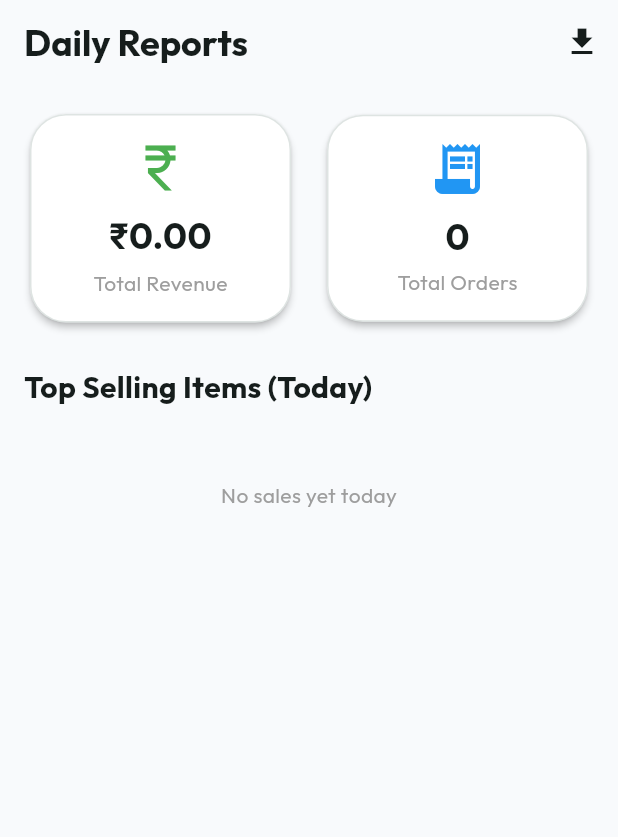
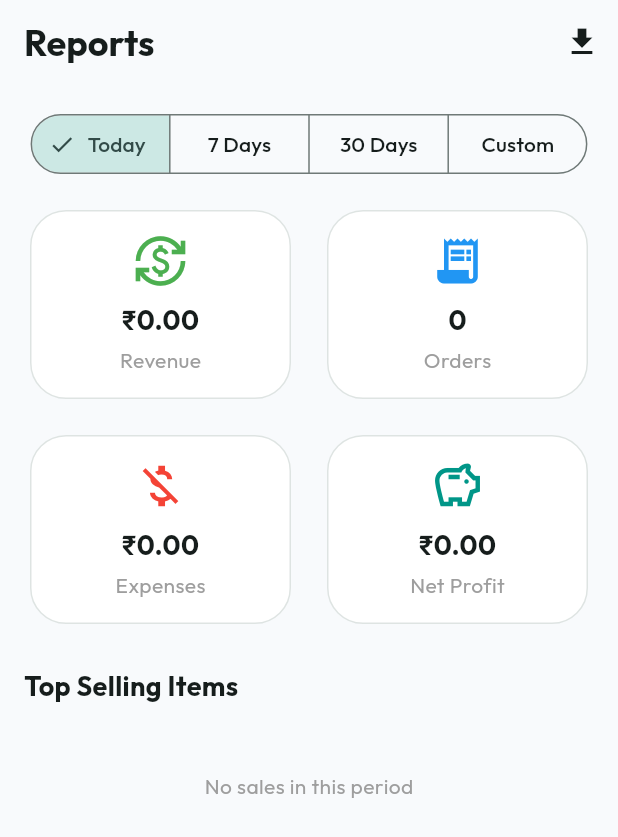
Before and after one commit to Naikhet18/Aven, a Flutter app: the ReportsScreen screen opened by its route, on a phone screen of 412 x 824 dp. Shown: the top 837 px of the screen. Run offline on Flutter 3.47's test engine with Material 3 defaults, Android fonts, the phone set to English and light mode, and no system bars; our stand-ins replace connectivity_plus, csv, drift, drift_sqflite, fl_chart, flutter_riverpod and 6 more; missing offline and left inert: esc_pos_utils_plus, mobile_scanner, print_bluetooth_thermal; accounts and stored records are empty; generated files the repository leaves out were written again; statements that could not run were skipped.

Commit message:
Reports: date ranges, revenue chart, payment-method breakdown, net profit
Previously reports only ever showed "today" with no chart and no way to see
payment-method mix or expenses:
- Add Today/7-day/30-day/custom date range selection.
- Add a revenue-by-day bar chart (fl_chart).
- Add payment-method breakdown and expenses vs. net profit, now that
  Payments and Expenses actually get recorded.
- Fix deprecated share_plus/Supabase API usage encountered along the way.

Co-Authored-By: Claude Sonnet 5 <noreply@anthropic.com>

```diff
--- a/lib/core/export/export_service.dart
+++ b/lib/core/export/export_service.dart
@@ -34,9 +34,6 @@ class ExportService {
     final file = File(path);
     await file.writeAsString(csvString);
 
-    await Share.shareXFiles(
-      [XFile(path)],
-      text: 'Order Export',
-    );
+    await SharePlus.instance.share(ShareParams(files: [XFile(path)], text: 'Order Export'));
   }
 }
--- a/lib/features/reports/presentation/reports_screen.dart
+++ b/lib/features/reports/presentation/reports_screen.dart
@@ -1,6 +1,10 @@
+import 'package:fl_chart/fl_chart.dart';
 import 'package:flutter/material.dart';
 import 'package:flutter_riverpod/flutter_riverpod.dart';
+import 'package:intl/intl.dart';
+import 'package:khao_piyo_pos/core/utils/currency.dart';
 import 'package:khao_piyo_pos/features/reports/providers/reports_provider.dart';
+import 'package:khao_piyo_pos/features/settings/providers/settings_provider.dart';
 import 'package:khao_piyo_pos/core/export/export_service.dart';
 
 class ReportsScreen extends ConsumerWidget {
@@ -12,7 +16,7 @@ class ReportsScreen extends ConsumerWidget {
 
     return Scaffold(
       appBar: AppBar(
-        title: const Text('Daily Reports'),
+        title: const Text('Reports'),
         actions: [
           IconButton(
             icon: const Icon(Icons.download),
@@ -24,20 +28,29 @@ class ReportsScreen extends ConsumerWidget {
           )
         ],
       ),
-      body: reportAsync.when(
+      body: Column(
+        children: [
+          const Padding(
+            padding: EdgeInsets.fromLTRB(16, 16, 16, 0),
+            child: _RangeSelector(),
+          ),
+          Expanded(
+            child: reportAsync.when(
               data: (report) => _buildReportContent(context, ref, report),
               loading: () => const Center(child: CircularProgressIndicator()),
               error: (err, stack) => Center(child: Text('Error: $err')),
+            ),
+          ),
+        ],
       ),
     );
   }
 
   Widget _buildReportContent(BuildContext context, WidgetRef ref, DailyReport report) {
+    final currencySymbol = ref.watch(settingsProvider).currencySymbol;
+
     return RefreshIndicator(
-      onRefresh: () async {
-        // ignore: unused_result
-        ref.refresh(dailyReportProvider);
-      },
+      onRefresh: () async => ref.invalidate(dailyReportProvider),
       child: ListView(
         padding: const EdgeInsets.all(16),
         children: [
@@ -45,16 +58,16 @@ class ReportsScreen extends ConsumerWidget {
             children: [
               Expanded(
                 child: _buildSummaryCard(
-                  title: 'Total Revenue',
-                  value: '₹${report.totalRevenue.toStringAsFixed(2)}',
-                  icon: Icons.currency_rupee,
+                  title: 'Revenue',
+                  value: Currency.format(report.totalRevenue, symbol: currencySymbol),
+                  icon: Icons.currency_exchange,
                   color: Colors.green,
                 ),
               ),
               const SizedBox(width: 16),
               Expanded(
                 child: _buildSummaryCard(
-                  title: 'Total Orders',
+                  title: 'Orders',
                   value: '${report.totalOrders}',
                   icon: Icons.receipt_long,
                   color: Colors.blue,
@@ -62,37 +75,67 @@ class ReportsScreen extends ConsumerWidget {
               ),
             ],
           ),
+          const SizedBox(height: 16),
+          Row(
+            children: [
+              Expanded(
+                child: _buildSummaryCard(
+                  title: 'Expenses',
+                  value: Currency.format(report.totalExpenses, symbol: currencySymbol),
+                  icon: Icons.money_off,
+                  color: Colors.red,
+                ),
+              ),
+              const SizedBox(width: 16),
+              Expanded(
+                child: _buildSummaryCard(
+                  title: 'Net Profit',
+                  value: Currency.format(report.netProfit, symbol: currencySymbol),
+                  icon: Icons.savings_outlined,
+                  color: report.netProfit >= 0 ? Colors.teal : Colors.red,
+                ),
+              ),
+            ],
+          ),
+          if (report.revenueByDay.length > 1) ...[
             const SizedBox(height: 24),
-          const Text(
-            'Top Selling Items (Today)',
-            style: TextStyle(fontSize: 20, fontWeight: FontWeight.bold),
+            const Text('Revenue trend', style: TextStyle(fontSize: 18, fontWeight: FontWeight.bold)),
+            const SizedBox(height: 16),
+            SizedBox(height: 200, child: _RevenueChart(data: report.revenueByDay)),
+          ],
+          if (report.revenueByPaymentMethod.isNotEmpty) ...[
+            const SizedBox(height: 24),
+            const Text('By payment method', style: TextStyle(fontSize: 18, fontWeight: FontWeight.bold)),
+            const SizedBox(height: 12),
+            ...report.revenueByPaymentMethod.entries.map((e) => Card(
+                  child: ListTile(
+                    leading: const Icon(Icons.payments_outlined),
+                    title: Text(e.key),
+                    trailing: Text(Currency.format(e.value, symbol: currencySymbol), style: const TextStyle(fontWeight: FontWeight.bold)),
                   ),
-          const SizedBox(height: 16),
+                )),
+          ],
+          const SizedBox(height: 24),
+          const Text('Top Selling Items', style: TextStyle(fontSize: 18, fontWeight: FontWeight.bold)),
+          const SizedBox(height: 12),
           if (report.topItems.isEmpty)
             const Padding(
               padding: EdgeInsets.all(32.0),
-              child: Center(child: Text('No sales yet today', style: TextStyle(color: Colors.grey))),
+              child: Center(child: Text('No sales in this period', style: TextStyle(color: Colors.grey))),
             )
           else
-            ListView.builder(
-              shrinkWrap: true,
-              physics: const NeverScrollableScrollPhysics(),
-              itemCount: report.topItems.length,
-              itemBuilder: (context, index) {
-                final item = report.topItems[index];
+            ...report.topItems.take(10).toList().asMap().entries.map((entry) {
+              final index = entry.key;
+              final item = entry.value;
               return Card(
                 child: ListTile(
-                    leading: CircleAvatar(
-                      backgroundColor: Theme.of(context).colorScheme.primaryContainer,
-                      child: Text('${index + 1}'),
-                    ),
+                  leading: CircleAvatar(child: Text('${index + 1}')),
                   title: Text(item.name, style: const TextStyle(fontWeight: FontWeight.bold)),
-                    subtitle: Text('Revenue: ₹${item.revenue.toStringAsFixed(2)}'),
+                  subtitle: Text('Revenue: ${Currency.format(item.revenue, symbol: currencySymbol)}'),
                   trailing: Text('${item.quantity.toInt()} sold', style: const TextStyle(fontSize: 16)),
                 ),
               );
-              },
-            ),
+            }),
         ],
       ),
     );
@@ -105,25 +148,116 @@ class ReportsScreen extends ConsumerWidget {
     required Color color,
   }) {
     return Card(
-      elevation: 2,
+      elevation: 0,
       child: Padding(
         padding: const EdgeInsets.all(16.0),
         child: Column(
           children: [
-            Icon(icon, size: 40, color: color),
+            Icon(icon, size: 36, color: color),
             const SizedBox(height: 8),
             Text(
               value,
-              style: const TextStyle(fontSize: 24, fontWeight: FontWeight.bold),
+              style: const TextStyle(fontSize: 18, fontWeight: FontWeight.bold),
+              maxLines: 1,
+              overflow: TextOverflow.ellipsis,
             ),
             const SizedBox(height: 4),
-            Text(
-              title,
-              style: const TextStyle(color: Colors.grey),
-            ),
+            Text(title, style: const TextStyle(color: Colors.grey)),
           ],
         ),
       ),
     );
   }
 }
+
+class _RangeSelector extends ConsumerWidget {
+  const _RangeSelector();
+
+  @override
+  Widget build(BuildContext context, WidgetRef ref) {
+    final range = ref.watch(reportRangeProvider);
+
+    return SegmentedButton<ReportRange>(
+      segments: const [
+        ButtonSegment(value: ReportRange.today, label: Text('Today')),
+        ButtonSegment(value: ReportRange.week, label: Text('7 Days')),
+        ButtonSegment(value: ReportRange.month, label: Text('30 Days')),
+        ButtonSegment(value: ReportRange.custom, label: Text('Custom')),
+      ],
+      selected: {range},
+      onSelectionChanged: (set) async {
+        final selected = set.first;
+        if (selected == ReportRange.custom) {
+          final now = DateTime.now();
+          final picked = await showDateRangePicker(
+            context: context,
+            firstDate: DateTime(now.year - 2),
+            lastDate: now,
+            initialDateRange: DateTimeRange(start: now.subtract(const Duration(days: 7)), end: now),
+          );
+          if (picked != null) {
+            ref.read(customDateRangeProvider.notifier).state = ReportDateRange(start: picked.start, end: picked.end);
+          } else {
+            return;
+          }
+        }
+        ref.read(reportRangeProvider.notifier).state = selected;
+      },
+    );
+  }
+}
+
+class _RevenueChart extends StatelessWidget {
+  final List<DailyRevenue> data;
+  const _RevenueChart({required this.data});
+
+  @override
+  Widget build(BuildContext context) {
+    final maxY = data.map((d) => d.revenue).fold<double>(0, (a, b) => a > b ? a : b);
+    final dayLabelFormat = DateFormat('d MMM');
+    final labelInterval = (data.length / 6).ceilToDouble();
+    final safeLabelInterval = labelInterval < 1 ? 1.0 : labelInterval;
+
+    return BarChart(
+      BarChartData(
+        maxY: maxY == 0 ? 10 : maxY * 1.2,
+        barTouchData: BarTouchData(enabled: true),
+        titlesData: FlTitlesData(
+          topTitles: const AxisTitles(sideTitles: SideTitles(showTitles: false)),
+          rightTitles: const AxisTitles(sideTitles: SideTitles(showTitles: false)),
+          leftTitles: const AxisTitles(sideTitles: SideTitles(showTitles: false)),
+          bottomTitles: AxisTitles(
+            sideTitles: SideTitles(
+              showTitles: true,
+              reservedSize: 32,
+              interval: safeLabelInterval,
+              getTitlesWidget: (value, meta) {
+                final index = value.toInt();
+                if (index < 0 || index >= data.length) return const SizedBox.shrink();
+                return Padding(
+                  padding: const EdgeInsets.only(top: 8),
+                  child: Text(dayLabelFormat.format(data[index].day), style: const TextStyle(fontSize: 10)),
+                );
+              },
+            ),
+          ),
+        ),
+        borderData: FlBorderData(show: false),
+        gridData: const FlGridData(show: false),
+        barGroups: data.asMap().entries.map((entry) {
+          return BarChartGroupData(
+            x: entry.key,
+            barRods: [
+              BarChartRodData(
+                toY: entry.value.revenue,
+                color: Theme.of(context).colorScheme.primary,
+                width: 12,
+                borderRadius: BorderRadius.circular(4),
+              ),
+            ],
+          );
+        }).toList(),
+      ),
+    );
+  }
+}
--- a/lib/features/reports/providers/reports_provider.dart
+++ b/lib/features/reports/providers/reports_provider.dart
@@ -1,19 +1,45 @@
 import 'package:flutter_riverpod/flutter_riverpod.dart';
+import 'package:intl/intl.dart';
 import 'package:khao_piyo_pos/shared/models/order.dart';
 import 'package:khao_piyo_pos/shared/providers/global_providers.dart';
+
+enum ReportRange { today, week, month, custom }
+
+final reportRangeProvider = StateProvider<ReportRange>((ref) => ReportRange.today);
+final customDateRangeProvider = StateProvider<ReportDateRange?>((ref) => null);
+
+class ReportDateRange {
+  final DateTime start;
+  final DateTime end;
+  const ReportDateRange({required this.start, required this.end});
+}
+
+class DailyRevenue {
+  final DateTime day;
+  final double revenue;
+  const DailyRevenue({required this.day, required this.revenue});
+}
 
 class DailyReport {
   final double totalRevenue;
   final int totalOrders;
+  final double totalExpenses;
   final List<TopItem> topItems;
-  final List<Order> rawOrders; // Kept for export purposes
+  final List<Order> rawOrders;
+  final List<DailyRevenue> revenueByDay;
+  final Map<String, double> revenueByPaymentMethod;
 
   DailyReport({
     required this.totalRevenue,
     required this.totalOrders,
+    required this.totalExpenses,
     required this.topItems,
     required this.rawOrders,
+    required this.revenueByDay,
+    required this.revenueByPaymentMethod,
   });
+
+  double get netProfit => totalRevenue - totalExpenses;
 }
 
 class TopItem {
@@ -24,57 +50,94 @@ class TopItem {
   TopItem({required this.name, required this.quantity, required this.revenue});
 }
 
+({DateTime start, DateTime end}) _rangeFor(ReportRange range, ReportDateRange? custom) {
+  final now = DateTime.now();
+  final startOfToday = DateTime(now.year, now.month, now.day);
+  final endOfToday = DateTime(now.year, now.month, now.day, 23, 59, 59, 999);
+
+  switch (range) {
+    case ReportRange.today:
+      return (start: startOfToday, end: endOfToday);
+    case ReportRange.week:
+      return (start: startOfToday.subtract(const Duration(days: 6)), end: endOfToday);
+    case ReportRange.month:
+      return (start: startOfToday.subtract(const Duration(days: 29)), end: endOfToday);
+    case ReportRange.custom:
+      if (custom == null) return (start: startOfToday, end: endOfToday);
+      return (start: custom.start, end: DateTime(custom.end.year, custom.end.month, custom.end.day, 23, 59, 59, 999));
+  }
+}
+
 final dailyReportProvider = FutureProvider<DailyReport>((ref) async {
   final businessId = ref.watch(currentBusinessIdProvider);
+  final range = ref.watch(reportRangeProvider);
+  final custom = ref.watch(customDateRangeProvider);
+
   if (businessId == null) {
-    return DailyReport(totalRevenue: 0, totalOrders: 0, topItems: [], rawOrders: []);
+    return DailyReport(
+      totalRevenue: 0,
+      totalOrders: 0,
+      totalExpenses: 0,
+      topItems: [],
+      rawOrders: [],
+      revenueByDay: [],
+      revenueByPaymentMethod: {},
+    );
   }
 
   final orderRepo = ref.watch(orderRepositoryProvider);
+  final financeRepo = ref.watch(financeRepositoryProvider);
+  final paymentRepo = ref.watch(paymentRepositoryProvider);
 
-  final now = DateTime.now();
-  final startOfDay = DateTime(now.year, now.month, now.day);
-  final endOfDay = DateTime(now.year, now.month, now.day, 23, 59, 59, 999);
-
-  // Fetch completed orders for today
-  final allOrders = await orderRepo.getOrdersByDateRange(businessId, startOfDay, endOfDay);
-
-  // We only count revenue for COMPLETED orders, but might want to export all
+  final bounds = _rangeFor(range, custom);
+  final allOrders = await orderRepo.getOrdersByDateRange(businessId, bounds.start, bounds.end);
   final completedOrders = allOrders.where((o) => o.status == 'COMPLETED').toList();
 
   double totalRevenue = 0;
-  final Map<String, TopItem> itemAggregation = {};
+  final itemAggregation = <String, TopItem>{};
+  final revenueByDayMap = <String, double>{};
+  final revenueByMethod = <String, double>{};
+  final dayFormat = DateFormat('MMM d');
 
   for (final order in completedOrders) {
     totalRevenue += order.total;
 
-    // Fetch items for this order to calculate top items
+    final dayKey = dayFormat.format(order.createdAt ?? bounds.start);
+    revenueByDayMap.update(dayKey, (v) => v + order.total, ifAbsent: () => order.total);
+
     final items = await orderRepo.getOrderItems(order.id);
     for (final item in items) {
-      if (itemAggregation.containsKey(item.itemNameSnapshot)) {
-        final existing = itemAggregation[item.itemNameSnapshot]!;
-        itemAggregation[item.itemNameSnapshot] = TopItem(
-          name: item.itemNameSnapshot,
-          quantity: existing.quantity + item.quantity,
-          revenue: existing.revenue + item.total,
-        );
-      } else {
-        itemAggregation[item.itemNameSnapshot] = TopItem(
-          name: item.itemNameSnapshot,
-          quantity: item.quantity,
-          revenue: item.total,
-        );
-      }
+      final existing = itemAggregation[item.itemNameSnapshot];
+      itemAggregation[item.itemNameSnapshot] = TopItem(
+        name: item.itemNameSnapshot,
+        quantity: (existing?.quantity ?? 0) + item.quantity,
+        revenue: (existing?.revenue ?? 0) + item.total,
+      );
+    }
+
+    final payments = await paymentRepo.getPaymentsForOrder(order.id);
+    for (final payment in payments) {
+      revenueByMethod.update(payment.paymentMethod, (v) => v + payment.amount, ifAbsent: () => payment.amount);
     }
   }
 
-  final topItemsList = itemAggregation.values.toList()
-    ..sort((a, b) => b.quantity.compareTo(a.quantity)); // Sort by quantity descending
+  final topItemsList = itemAggregation.values.toList()..sort((a, b) => b.quantity.compareTo(a.quantity));
+
+  final revenueByDay = <DailyRevenue>[];
+  for (int i = 0; i <= bounds.end.difference(bounds.start).inDays; i++) {
+    final day = bounds.start.add(Duration(days: i));
+    revenueByDay.add(DailyRevenue(day: day, revenue: revenueByDayMap[dayFormat.format(day)] ?? 0));
+  }
+
+  final totalExpenses = await financeRepo.getTotalExpenses(businessId, bounds.start, bounds.end);
 
   return DailyReport(
     totalRevenue: totalRevenue,
     totalOrders: completedOrders.length,
+    totalExpenses: totalExpenses,
     topItems: topItemsList,
     rawOrders: allOrders,
+    revenueByDay: revenueByDay,
+    revenueByPaymentMethod: revenueByMethod,
   );
 });
```
Lines whose indentation alone changed are shown as unchanged.
